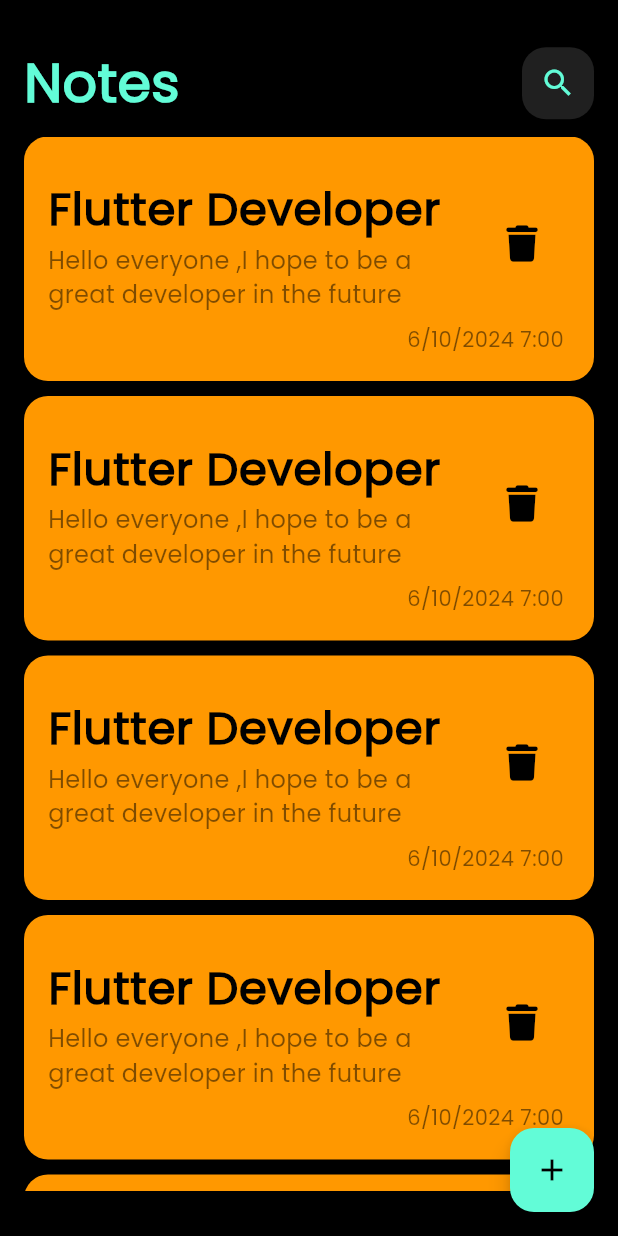
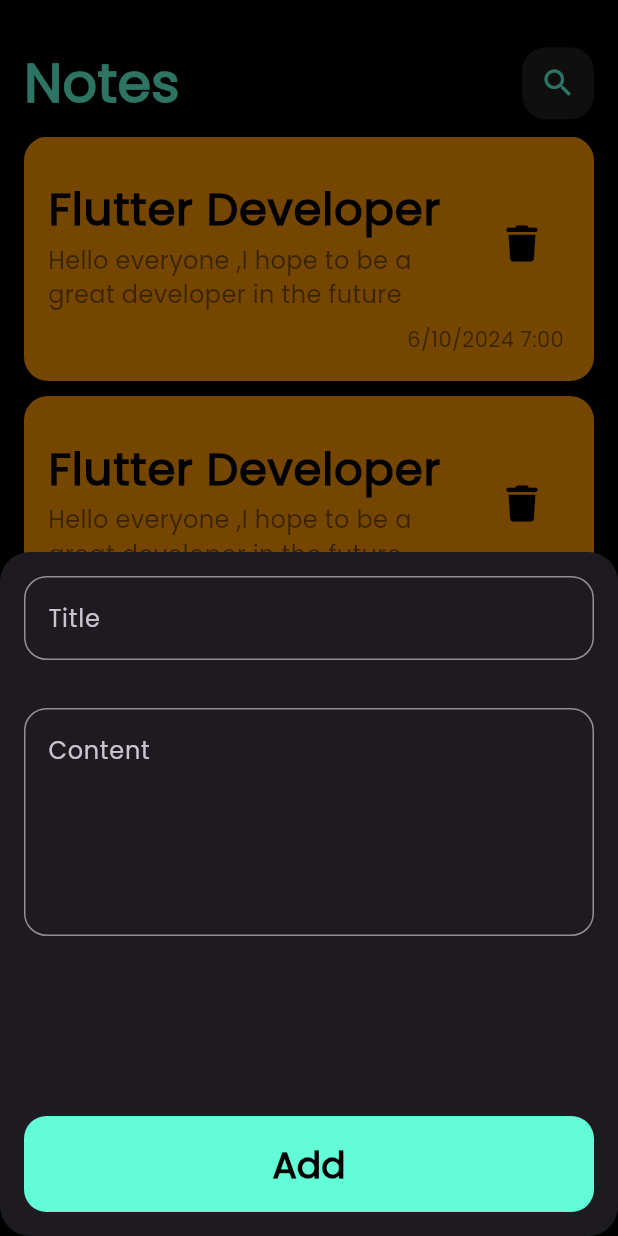
Before and after one commit to AshrafElManDoh/notes_app, a Flutter app: the screen it shows after launch, after a tap on the "add" icon, on a phone screen of 412 x 824 dp. Run offline on Flutter 3.47's test engine with Material 3 defaults, Android fonts, the phone set to English and light mode, and no system bars; our stand-ins replace font_awesome_flutter.

Commit message:
add custom button and modal bottom sheet

```diff
--- a/lib/views/notes_view.dart
+++ b/lib/views/notes_view.dart
@@ -1,5 +1,6 @@
 import 'package:flutter/material.dart';
 import 'package:notes_app/constants.dart';
+import 'package:notes_app/widgets/add_note_bottom_sheet.dart';
 import 'package:notes_app/widgets/custom_app_bar.dart';
 import 'package:notes_app/widgets/notes_list_view.dart';
 
@@ -10,7 +11,17 @@ class NotesView extends StatelessWidget {
   Widget build(BuildContext context) {
     return Scaffold(
       floatingActionButton: FloatingActionButton(
-        onPressed: () {},
+        onPressed: () {
+          showModalBottomSheet(
+            shape: RoundedRectangleBorder(
+              borderRadius: BorderRadius.circular(20)
+            ),
+            context: context,
+            builder: (context) {
+              return const AddNoteBottomSheet();
+            },
+          );
+        },
         backgroundColor: kprimaryColor,
         child: const Icon(
           Icons.add,
@@ -21,7 +32,10 @@ class NotesView extends StatelessWidget {
         padding: EdgeInsets.symmetric(vertical: 30, horizontal: 16),
         child: Column(
           children: [
-            CustomAppBar(title: "Notes",icon: Icons.search,),
+            CustomAppBar(
+              title: "Notes",
+              icon: Icons.search,
+            ),
             SizedBox(
               height: 10,
             ),
--- /dev/null
+++ b/lib/widgets/add_note_bottom_sheet.dart
@@ -0,0 +1,16 @@
+import 'package:flutter/material.dart';
+import 'package:notes_app/widgets/custom_form_text_field.dart';
+
+class AddNoteBottomSheet extends StatelessWidget {
+  const AddNoteBottomSheet({super.key});
+
+  @override
+  Widget build(BuildContext context) {
+    return const Padding(
+      padding: EdgeInsets.all(16),
+      child: SingleChildScrollView(
+        child: CustomFormTextField(),
+      ),
+    );
+  }
+}
--- /dev/null
+++ b/lib/widgets/custom_button.dart
@@ -0,0 +1,24 @@
+import 'package:flutter/material.dart';
+import 'package:notes_app/constants.dart';
+
+class CustomButton extends StatelessWidget {
+  const CustomButton({super.key});
+
+  @override
+  Widget build(BuildContext context) {
+    return Container(
+      height: 64,
+      width: MediaQuery.of(context).size.width,
+      decoration: BoxDecoration(
+          color: kprimaryColor, borderRadius: BorderRadius.circular(15)),
+      child: TextButton(
+        onPressed: () {},
+        child: const Text(
+          "Add",
+          style: TextStyle(
+              color: Colors.black, fontSize: 24, fontWeight: FontWeight.bold),
+        ),
+      ),
+    );
+  }
+}
--- /dev/null
+++ b/lib/widgets/custom_form_text_field.dart
@@ -0,0 +1,29 @@
+import 'package:flutter/material.dart';
+import 'package:notes_app/widgets/custom_button.dart';
+import 'package:notes_app/widgets/custom_text_field.dart';
+
+class CustomFormTextField extends StatelessWidget {
+  const CustomFormTextField({
+    super.key,
+  });
+
+  @override
+  Widget build(BuildContext context) {
+    return const Column(
+      children: [
+        CustomTextField(title: "Title"),
+        SizedBox(
+          height: 32,
+        ),
+        CustomTextField(
+          title: "Content",
+          maxLines: 5,
+        ),
+        SizedBox(
+          height: 120,
+        ),
+        CustomButton()
+      ],
+    );
+  }
+}
--- a/lib/widgets/custom_text_field.dart
+++ b/lib/widgets/custom_text_field.dart
@@ -2,16 +2,18 @@ import 'package:flutter/material.dart';
 import 'package:notes_app/constants.dart';
 
 class CustomTextField extends StatelessWidget {
-  const CustomTextField({super.key, required this.title});
+  const CustomTextField({super.key, required this.title,  this.maxLines=1});
 
   final String title;
+  final int maxLines;
 
   @override
   Widget build(BuildContext context) {
     return TextField(
+      maxLines: maxLines,
       decoration: InputDecoration(
         border: OutlineInputBorder(
-          borderRadius: BorderRadius.circular(30),
+          borderRadius: BorderRadius.circular(15),
         ),
         hintText: title,
         focusedBorder: OutlineInputBorder(
```
